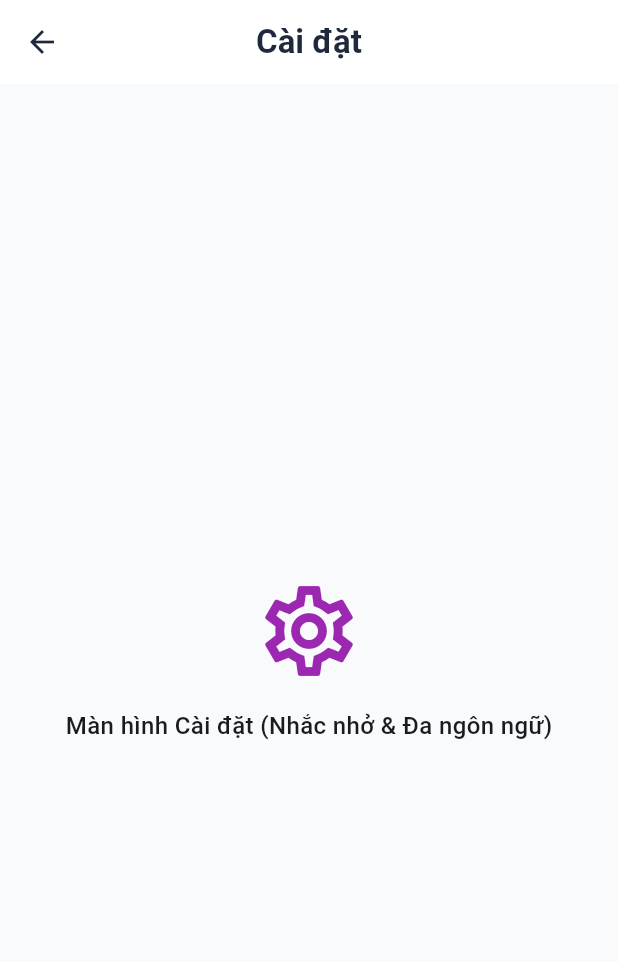
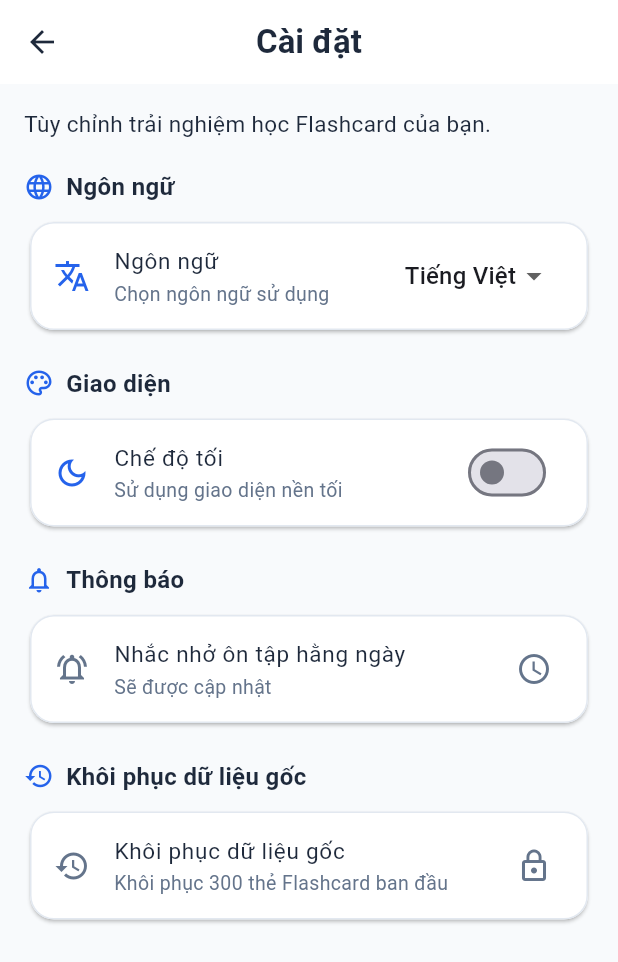
Before and after one commit to quang01112006/FlashCard, a Flutter app: the SettingsScreen screen opened directly, on a phone screen of 412 x 824 dp. Shown: the top 962 px of the screen. Run offline on Flutter 3.47's test engine with Material 3 defaults, Android fonts, the phone set to English and light mode, and no system bars.

Commit message:
feat: implement settings, i18n and reminder scheduling

```diff
--- a/lib/l10n/app_strings.dart
+++ b/lib/l10n/app_strings.dart
@@ -0,0 +1,61 @@
+class AppStrings {
+  final bool isEnglish;
+
+  const AppStrings(this.isEnglish);
+
+  // General
+  String get appName => 'FlashCard SM-2';
+  String get settings => isEnglish ? 'Settings' : 'Cài đặt';
+  String get cancel => isEnglish ? 'Cancel' : 'Hủy';
+  String get save => isEnglish ? 'Save' : 'Lưu';
+  String get confirm => isEnglish ? 'Confirm' : 'Xác nhận';
+
+  // Language
+  String get language => isEnglish ? 'Language' : 'Ngôn ngữ';
+  String get languageDescription =>
+      isEnglish ? 'Choose your preferred language' : 'Chọn ngôn ngữ sử dụng';
+  String get vietnamese => 'Tiếng Việt';
+  String get english => 'English';
+
+  // Appearance
+  String get appearance => isEnglish ? 'Appearance' : 'Giao diện';
+  String get darkMode => isEnglish ? 'Dark mode' : 'Chế độ tối';
+  String get darkModeDescription =>
+      isEnglish ? 'Use a dark interface' : 'Sử dụng giao diện nền tối';
+  String get lightMode => isEnglish ? 'Light mode' : 'Chế độ sáng';
+
+  // Notifications
+  String get notification => isEnglish ? 'Notifications' : 'Thông báo';
+  String get dailyReminder =>
+      isEnglish ? 'Daily study reminder' : 'Nhắc nhở ôn tập hằng ngày';
+  String get dailyReminderDescription => isEnglish
+      ? 'Receive a reminder to review your flashcards every day'
+      : 'Nhận thông báo nhắc bạn ôn tập thẻ mỗi ngày';
+  String get reminderTime =>
+      isEnglish ? 'Reminder time' : 'Thời gian nhắc nhở';
+  String get notificationEnabled =>
+      isEnglish ? 'Daily reminder enabled' : 'Đã bật nhắc nhở hằng ngày';
+  String get notificationDisabled =>
+      isEnglish ? 'Daily reminder disabled' : 'Đã tắt nhắc nhở hằng ngày';
+
+  // Reset data
+  String get resetData =>
+      isEnglish ? 'Reset original data' : 'Khôi phục dữ liệu gốc';
+  String get resetDataDescription => isEnglish
+      ? 'Restore the original 300 flashcards'
+      : 'Khôi phục 300 thẻ Flashcard ban đầu';
+  String get resetConfirmationTitle =>
+      isEnglish ? 'Reset data?' : 'Khôi phục dữ liệu?';
+  String get resetConfirmationMessage => isEnglish
+      ? 'Your flashcards will be restored to the original dataset.'
+      : 'Dữ liệu thẻ sẽ được khôi phục về bộ dữ liệu ban đầu.';
+  String get resetSuccess =>
+      isEnglish ? 'Data restored successfully' : 'Khôi phục dữ liệu thành công';
+
+  // Common states
+  String get comingSoon => isEnglish ? 'Coming soon' : 'Sẽ được cập nhật';
+  String get selected => isEnglish ? 'Selected' : 'Đang chọn';
+  String get settingsDescription => isEnglish
+      ? 'Customize your flashcard learning experience.'
+      : 'Tùy chỉnh trải nghiệm học Flashcard của bạn.';
+}
--- a/lib/screens/settings_screen.dart
+++ b/lib/screens/settings_screen.dart
@@ -1,27 +1,188 @@
+
 import 'package:flutter/material.dart';
+import 'package:provider/provider.dart';
+
+import '../controllers/card_controller.dart';
+import '../core/app_theme.dart';
+import '../l10n/app_strings.dart';
 
 class SettingsScreen extends StatelessWidget {
   const SettingsScreen({super.key});
 
   @override
   Widget build(BuildContext context) {
+    final controller = context.watch<CardController>();
+
+    final strings = AppStrings(controller.isEnglish);
+
     return Scaffold(
       appBar: AppBar(
-        title: const Text('Cài đặt'),
+        title: Text(
+          strings.settings,
+          style: AppTextStyles.heading,
+        ),
         centerTitle: true,
       ),
-      body: const Center(
-        child: Column(
-          mainAxisAlignment: MainAxisAlignment.center,
-          children: [
-            Icon(Icons.settings_outlined, size: 72, color: Colors.purple),
-            SizedBox(height: 16),
-            Text(
-              'Màn hình Cài đặt (Nhắc nhở & Đa ngôn ngữ)',
-              style: TextStyle(fontSize: 16, fontWeight: FontWeight.w500),
+      body: ListView(
+        padding: const EdgeInsets.all(16),
+        children: [
+          Text(
+            strings.settingsDescription,
+            style: AppTextStyles.body,
+          ),
+
+          const SizedBox(height: 20),
+
+          // LANGUAGE
+          _buildSectionTitle(
+            strings.language,
+            Icons.language,
+          ),
+
+          Card(
+            child: ListTile(
+              leading: const Icon(
+                Icons.translate,
+                color: AppColors.primary,
+              ),
+              title: Text(
+                strings.language,
+                style: AppTextStyles.body,
+              ),
+              subtitle: Text(
+                strings.languageDescription,
+                style: AppTextStyles.caption,
+              ),
+              trailing: DropdownButton<bool>(
+                value: controller.isEnglish,
+                underline: const SizedBox(),
+                items: [
+                  DropdownMenuItem(
+                    value: false,
+                    child: Text(strings.vietnamese),
+                  ),
+                  DropdownMenuItem(
+                    value: true,
+                    child: Text(strings.english),
+                  ),
+                ],
+                onChanged: (value) {
+                  if (value != null) {
+                    context.read<CardController>().setLanguage(value);
+                  }
+                },
+              ),
             ),
-          ],
-        ),
+          ),
+
+          const SizedBox(height: 20),
+
+          // APPEARANCE
+          _buildSectionTitle(
+            strings.appearance,
+            Icons.palette_outlined,
+          ),
+
+          Card(
+            child: SwitchListTile(
+              secondary: const Icon(
+                Icons.dark_mode_outlined,
+                color: AppColors.primary,
+              ),
+              title: Text(
+                strings.darkMode,
+                style: AppTextStyles.body,
+              ),
+              subtitle: Text(
+                strings.darkModeDescription,
+                style: AppTextStyles.caption,
+              ),
+              value: controller.isDarkMode,
+              activeTrackColor: AppColors.primary,
+              onChanged: (value) {
+                context.read<CardController>().setDarkMode(value);
+              },
+            ),
+          ),
+
+          const SizedBox(height: 20),
+
+          // NOTIFICATIONS
+          _buildSectionTitle(
+            strings.notification,
+            Icons.notifications_outlined,
+          ),
+
+          Card(
+            child: ListTile(
+              leading: const Icon(
+                Icons.notifications_active_outlined,
+                color: AppColors.textSecondary,
+              ),
+              title: Text(
+                strings.dailyReminder,
+                style: AppTextStyles.body,
+              ),
+              subtitle: Text(
+                strings.comingSoon,
+                style: AppTextStyles.caption,
+              ),
+              trailing: const Icon(
+                Icons.schedule,
+                color: AppColors.textSecondary,
+              ),
+            ),
+          ),
+
+          const SizedBox(height: 20),
+
+          // RESET DATA
+          _buildSectionTitle(
+            strings.resetData,
+            Icons.restore,
+          ),
+
+          Card(
+            child: ListTile(
+              leading: const Icon(
+                Icons.restore,
+                color: AppColors.textSecondary,
+              ),
+              title: Text(
+                strings.resetData,
+                style: AppTextStyles.body,
+              ),
+              subtitle: Text(
+                strings.resetDataDescription,
+                style: AppTextStyles.caption,
+              ),
+              trailing: const Icon(
+                Icons.lock_outline,
+                color: AppColors.textSecondary,
+              ),
+            ),
+          ),
+        ],
+      ),
+    );
+  }
+
+  Widget _buildSectionTitle(String title, IconData icon) {
+    return Padding(
+      padding: const EdgeInsets.only(bottom: 8),
+      child: Row(
+        children: [
+          Icon(
+            icon,
+            color: AppColors.primary,
+            size: 20,
+          ),
+          const SizedBox(width: 8),
+          Text(
+            title,
+            style: AppTextStyles.subHeading,
+          ),
+        ],
       ),
     );
   }
--- a/lib/services/notification_service.dart
+++ b/lib/services/notification_service.dart
@@ -0,0 +1,35 @@
+
+import 'package:flutter/material.dart';
+
+class NotificationService {
+  /// Tính thời điểm nhắc nhở tiếp theo.
+  ///
+  /// Nếu giờ đã chọn còn ở phía trước: nhắc hôm nay.
+  /// Nếu giờ đã qua hoặc đúng thời điểm hiện tại: nhắc ngày mai.
+  ///
+  /// Hàm này chỉ tính thời gian, chưa tạo thông báo Android.
+  static DateTime calculateNextReminder({
+    required DateTime now,
+    required TimeOfDay selectedTime,
+  }) {
+    final todayReminder = DateTime(
+      now.year,
+      now.month,
+      now.day,
+      selectedTime.hour,
+      selectedTime.minute,
+    );
+
+    if (todayReminder.isAfter(now)) {
+      return todayReminder;
+    }
+
+    return DateTime(
+      now.year,
+      now.month,
+      now.day + 1,
+      selectedTime.hour,
+      selectedTime.minute,
+    );
+  }
+}
```
Also changed, not shown: 1 other file.
